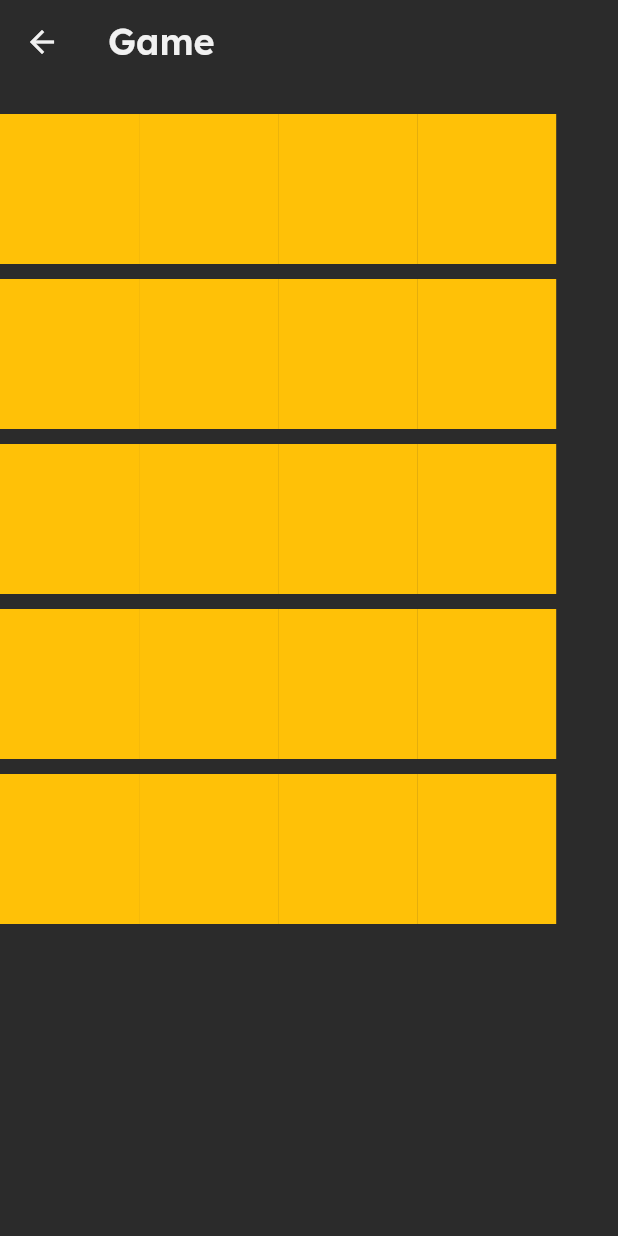
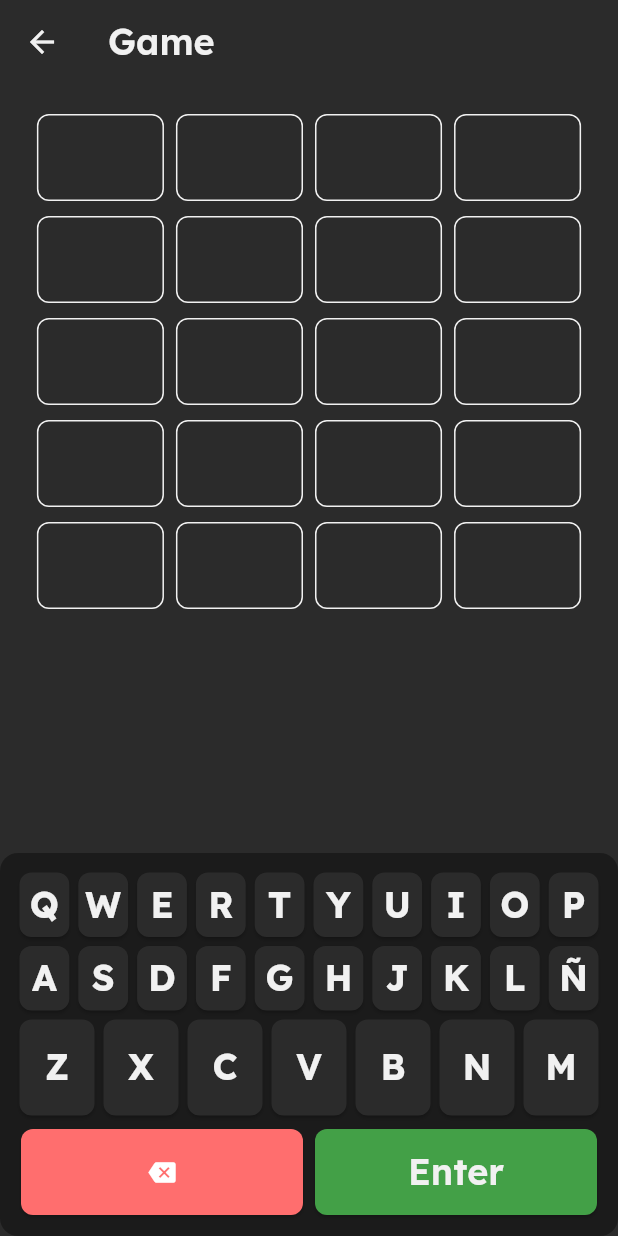
Before and after one commit to campodonico3/word_game, a Flutter app: the screen it shows after launch, after a tap on "Start Game", on a phone screen of 412 x 824 dp. Run offline on Flutter 3.47's test engine with Material 3 defaults, Android fonts, the phone set to English and light mode, and no system bars; our stand-ins replace flutter_bloc, get_it, go_router.

Commit message:
feat: GameKeyboard

```diff
--- a/lib/core/theme/app_colors.dart
+++ b/lib/core/theme/app_colors.dart
@@ -7,7 +7,7 @@ class AppColors{
   static const Color onSurface = Color(0xFF434343);
   static const Color text = Color(0xFFF1F1F1);
 
-  static const Color green = Color(0xFF68FF72);
-  static const Color yellow = Color(0xFFFAFF76);
+  static const Color green = Color(0xFF43A047);
+  static const Color yellow = Color(0xFFE4A81D);
   static const Color red = Color(0xFFFF6E6E);
 }
--- a/lib/core/theme/app_theme.dart
+++ b/lib/core/theme/app_theme.dart
@@ -13,6 +13,7 @@ class AppTheme {
         onSecondary: AppColors.surface,
         error: AppColors.red,
         onError: AppColors.surface,
+        onSurfaceVariant: AppColors.onSurface,
         surface: AppColors.surface,
         onSurface: AppColors.text,
       ),
--- a/lib/features/game/presentation/bloc/game_bloc.dart
+++ b/lib/features/game/presentation/bloc/game_bloc.dart
@@ -1,19 +1,85 @@
 import 'dart:async';
 
+import 'package:flutter/foundation.dart';
 import 'package:flutter_bloc/flutter_bloc.dart';
 import 'package:word_game/features/game/presentation/bloc/game_event.dart';
 import 'package:word_game/features/game/presentation/bloc/game_state.dart';
 
 class GameBloc extends Bloc<GameEvent, GameState> {
-  GameBloc() : super(GameState.initial()){
+  GameBloc() : super(GameState.initial()) {
+    // Imprime el estado inicial al crear el Bloc
+    debugPrint(
+      '[GameBloc] GameBloc created. initial state -> '
+      'status: ${state.status}, word: ${state.word}, attemptsCount: ${state.attemptsCount}',
+    );
+
     on<StartGameEvent>(onStartGameEvent);
+    on<EnterKeyEvent>(onEnterKeyEvent);
+    on<DeletedKeyEvent>(onDeletedKeyEvent);
   }
 
   Future onStartGameEvent(StartGameEvent event, Emitter<GameState> emit) async {
+    debugPrint(
+      '[GameBloc] - StartGameEvent received -> attemptsCount: ${event.attemptsCount} - wordLength:${event.wordLength}',
+    );
+    debugPrint(
+      '[GameBloc] - State BEFORE emit -> status: ${state.status}, word: ${state.word}, attemptsCount: ${state.attemptsCount}',
+    );
+
+    final newState = state.copyWith(
+      status: GameStatus.inProgress,
+      word: 'TEST',
+      // currentAttempt: 'TGSS',
+      // attempts: ['GETH'],
+      attemptsCount: event.attemptsCount,
+    );
+
+    emit(newState);
+
+    // Después del emit, state ya refleja newState
+    debugPrint(
+      '[GameBloc] - State AFTER emit -> status: ${state.status}, word: ${state.word}, attemptsCount: ${state.attemptsCount}',
+    );
+  }
+
+  Future onEnterKeyEvent(EnterKeyEvent event, Emitter<GameState> emit) async {
+    var currentAttempt = state.currentAttempt ?? '';
+    var word = state.word ?? '';
+
+    if (word.isEmpty) {
+      return;
+    }
+
+    if (currentAttempt.length >= word.length) {
+      return;
+    }
+
+    emit(state.copyWith(
+      currentAttempt: currentAttempt + event.key,
+      status: GameStatus.inProgress,
+    ));
+  }
+
+  Future onDeletedKeyEvent(DeletedKeyEvent event, Emitter<GameState> emit) async {
+    var currentAttempt = state.currentAttempt ?? '';
+    if (currentAttempt.isEmpty) {
+      return;
+    }
     emit(state.copyWith(
       status: GameStatus.inProgress,
-      word: 'TEST',
-      attemptsCount: event.attemptsCount
+      currentAttempt: currentAttempt.substring(0, currentAttempt.length - 1),
     ));
   }
+
+  @override
+  void onEvent(GameEvent event) {
+    super.onEvent(event);
+    debugPrint('[GameBloc] - onEvent: ${event.runtimeType} -> $event');
+  }
+
+  /* @override
+  void onChange(Change<GameState> change) {
+    super.onChange(change);
+    debugPrint('onChange: current=${change.current} -> next=${change.next}');
+  } */
 }
--- a/lib/features/game/presentation/page/game_page.dart
+++ b/lib/features/game/presentation/page/game_page.dart
@@ -1,5 +1,11 @@
 import 'package:flutter/material.dart';
+import 'package:flutter_bloc/flutter_bloc.dart';
+import 'package:word_game/core/get_it/get_it.dart';
+import 'package:word_game/features/game/presentation/bloc/game_bloc.dart';
+import 'package:word_game/features/game/presentation/bloc/game_event.dart';
+import 'package:word_game/features/game/presentation/bloc/game_state.dart';
 import 'package:word_game/features/game/presentation/widgets/attempts_widget.dart';
+import 'package:word_game/features/game/presentation/widgets/game_keyboard.dart';
 
 class GamePage extends StatelessWidget {
   final int wordLength;
@@ -22,6 +28,13 @@ class GamePage extends StatelessWidget {
 
   @override
   Widget build(BuildContext context) {
+    return BlocProvider(
+      create: (context) => getIt<GameBloc>()
+        ..add(
+          StartGameEvent(attemptsCount: attemptsCount, wordLength: wordLength),
+        ),
+      child: BlocBuilder<GameBloc, GameState>(
+        builder: (context, state) {
           return Scaffold(
             appBar: AppBar(
               title: Text(
@@ -33,7 +46,22 @@ class GamePage extends StatelessWidget {
               children: [
                 SizedBox(height: 20),
                 Expanded(child: AttemptsWidget()),
+                //Spacer(),
+                GameKeyboard(
+                  onKeyPressed: (v) {
+                    context.read<GameBloc>().add(EnterKeyEvent(key: v));
+                  },
+                  onDelete: () {
+                    context.read<GameBloc>().add(DeletedKeyEvent());
+                  },
+                  onSubmit: () {
+                    context.read<GameBloc>().add(EnterAttemptEvent());
+                  },
+                ),
               ],
+            ),
+          );
+        },
       ),
     );
   }
--- a/lib/features/game/presentation/widgets/attempt_row_widget.dart
+++ b/lib/features/game/presentation/widgets/attempt_row_widget.dart
@@ -1,28 +1,133 @@
 import 'package:flutter/material.dart';
+import 'package:flutter_bloc/flutter_bloc.dart';
+import 'package:word_game/core/theme/app_colors.dart';
+import 'package:word_game/features/game/presentation/bloc/game_bloc.dart';
+import 'package:word_game/features/game/presentation/bloc/game_state.dart';
+import 'package:word_game/features/game/presentation/widgets/letter_box_widget.dart';
 
 class AttemptRowWidget extends StatelessWidget {
-  final int attemptIndex;
+  final int attemptIndex; // Índice que identifica qué fila de intento representa (0, 1, 2, 3, 4, 5...)
   const AttemptRowWidget({super.key, required this.attemptIndex});
 
   @override
   Widget build(BuildContext context) {
-    final word = 'TEST';
+    //final word = 'TEST'; //
+    return BlocBuilder<GameBloc, GameState>(
+      builder: (context, state) {
+        final word = state.word ?? ''; // La palabra correcta a adivinar
+        final previousAttempts = state.attempts ?? []; // Lista de intentos ya completados
+        final currentAttempt = state.currentAttempt ?? ''; // El intento que el usuario está escribiendo actualmente
+        final isCurrentAttempt = attemptIndex == previousAttempts.length; // Verifica si esta fila es el intento actual
 
-    return
-    //final word = state.word ?? '';
-    //final previousAttempts = state.attempts ?? [];
-    //final currentAttempt = state.currentAttempt ?? '';
-    //final isCurrentAttempt = attemptIndex == previousAttempts.length;
-    Row(
-      children: List.generate(word.length, (letterIndex) {
-        return Expanded(
-          child: Container(
-            width: 100,
-            height: 100,
-            decoration: BoxDecoration(color: Colors.amber),
-          ),
+        debugPrint('[AttemptRowWidget] - word: $word');
+        debugPrint('[AttemptRowWidget] - previousAttempts: $previousAttempts');
+        debugPrint('[AttemptRowWidget] - currentAttempt: $currentAttempt');
+        debugPrint('[AttemptRowWidget] - isCurrentAttempt: $isCurrentAttempt');
+
+        return Row(
+          children: List.generate(word.length, (letterIndex) {
+            var text = _getLetter(
+              letterIndex,
+              attemptIndex,
+              previousAttempts,
+              currentAttempt,
+              isCurrentAttempt,
+            );
+
+            var boxColor = _getBoxColor(
+              context,
+              text,
+              word,
+              attemptIndex,
+              letterIndex,
+              previousAttempts,
+              isCurrentAttempt,
+            );
+
+            var textColor = _getTextColor(
+              context,
+              text,
+              word,
+              attemptIndex,
+              letterIndex,
+              previousAttempts,
+              isCurrentAttempt,
+            );
+
+            return Expanded(
+              child: LetterBoxWidget(
+                text: text,
+                boxColor: boxColor,
+                textColor: textColor,
+              ),
+            );
+          }),
         );
-      }),
+      },
     );
   }
+
+  String _getLetter(
+    int letterIndex,
+    int attemptIndex,
+    List<String> previousAttempts,
+    String currentAttempt,
+    bool isCurrentAttempt,
+  ) {
+    // Si es un intento anterior: Devuelve la letra del intento guardado
+    // Si es el intento actual: Devuelve la letra si existe en la posición, sino string vacío
+    // Si es un intento futuro: Devuelve string vacío
+    if (attemptIndex < previousAttempts.length) {
+      return previousAttempts[attemptIndex][letterIndex];
+    } else if (isCurrentAttempt) {
+      return letterIndex < currentAttempt.length
+          ? currentAttempt[letterIndex]
+          : '';
+    }
+    return '';
+  }
+
+  Color? _getBoxColor(
+    BuildContext context,
+    String letter,
+    String word,
+    int attemptIndex,
+    int letterIndex,
+    List<String> previousAttempts,
+    bool isCurrentAttempt,
+  ) {
+    // Si es intento futuro, vacío o actual: Sin color (null)
+    // Si la letra está en la posición correcta: Verde
+    // Si la letra existe pero en otra posición: Amarillo
+    // Si la letra no existe en la palabra: Gris (onSurfaceVariant)
+    if (attemptIndex >= previousAttempts.length ||
+        letter.isEmpty ||
+        isCurrentAttempt) {
+      return null;
+    } else if (word[letterIndex] == letter) {
+      return AppColors.green;
+    } else if (word.contains(letter)) {
+      return AppColors.yellow;
+    }
+    return Theme.of(context).colorScheme.onSurfaceVariant;
+  }
+
+  Color? _getTextColor(
+    BuildContext context,
+    String letter,
+    String word,
+    int attemptIndex,
+    int letterIndex,
+    List<String> previousAttempts,
+    bool isCurrentAttempt,
+  ) {
+    if (attemptIndex >= previousAttempts.length ||
+        letter.isEmpty ||
+        isCurrentAttempt) {
+      return Theme.of(context).colorScheme.onSurface;
+    } else if (word[letterIndex] == letter || word.contains(letter)) {
+      return Theme.of(context).colorScheme.onSurface;
+    }
+    return Theme.of(context).colorScheme.onSurface;
+  }
 }
--- a/lib/features/game/presentation/widgets/attempts_widget.dart
+++ b/lib/features/game/presentation/widgets/attempts_widget.dart
@@ -1,4 +1,7 @@
 import 'package:flutter/widgets.dart';
+import 'package:flutter_bloc/flutter_bloc.dart';
+import 'package:word_game/features/game/presentation/bloc/game_bloc.dart';
+import 'package:word_game/features/game/presentation/bloc/game_state.dart';
 import 'package:word_game/features/game/presentation/widgets/attempt_row_widget.dart';
 
 class AttemptsWidget extends StatelessWidget {
@@ -6,19 +9,26 @@ class AttemptsWidget extends StatelessWidget {
 
   @override
   Widget build(BuildContext context) {
-    return SizedBox(
+    return BlocBuilder<GameBloc, GameState>(
+      builder: (context, state) {
+        debugPrint('[AttemptsWidget] - El valor de attemptsCount es : ${state.attemptsCount}');
+        return Center(
+          child: SizedBox(
             width: MediaQuery.of(context).size.width * 0.9,
-      height: MediaQuery.of(context).size.height * 0.7,
+            height: 700,
             child: ListView.separated(
               itemBuilder: (context, index) {
-          debugPrint('Building item at index: $index');
+                // debugPrint('Building item at index: $index');
                 return AttemptRowWidget(attemptIndex: index);
               },
               separatorBuilder: (context, index) {
                 return SizedBox(height: 10);
               },
-        itemCount: 5,
+              itemCount: state.attemptsCount ?? 5,
             ),
+          ),
+        );
+      },
     );
   }
 }
--- /dev/null
+++ b/lib/features/game/presentation/widgets/game_keyboard.dart
@@ -0,0 +1,150 @@
+import 'package:flutter/material.dart';
+import 'package:flutter_bloc/flutter_bloc.dart';
+import 'package:word_game/core/theme/app_colors.dart';
+import 'package:word_game/features/game/presentation/bloc/game_bloc.dart';
+import 'package:word_game/features/game/presentation/bloc/game_state.dart';
+
+class GameKeyboard extends StatelessWidget {
+  final Function(String) onKeyPressed;
+    // Función que recibe un String como parámetro
+    // Se ejecuta cuando el usuario presiona una tecla de letra
+    // Ejemplo: onKeyPressed('A') cuando presionan la tecla A
+  final Function() onDelete; // Se ejecuta para borrar la última letra
+  final Function() onSubmit; // Se ejecuta para enviar el intento completo
+
+  const GameKeyboard({
+    super.key,
+    required this.onKeyPressed,
+    required this.onDelete,
+    required this.onSubmit,
+  });
+
+  @override
+  Widget build(BuildContext context) {
+    const rows = [
+      'QWERTYUIOP',
+      'ASDFGHJKLÑ',
+      'ZXCVBNM',
+    ];
+    return BlocBuilder<GameBloc, GameState>(
+      builder: (context, state) {
+        return Container(
+          padding: EdgeInsets.all(10),
+          decoration: BoxDecoration(
+            color: Theme.of(context).colorScheme.secondary,
+            borderRadius: BorderRadius.circular(12),
+          ),
+          child: Column(
+            mainAxisSize: MainAxisSize.min,
+            children: [
+              /*
+                -> rows.map(...): Transforma cada string en un Widget
+                -> ... (spread operator): "Desempaqueta" la lista resultante
+                -> Sin ...: Tendrías [Widget1, Widget2, Widget3] (lista dentro de lista)
+                -> Con ...: Tienes Widget1, Widget2, Widget3 (widgets individuales)
+                -> Equivalente sin spread:
+                    children: [
+                      _buildKeyBoardRow(context, state, 'QWERTYUIOP'),
+                      _buildKeyBoardRow(context, state, 'ASDFGHJKLÑ'),
+                      _buildKeyBoardRow(context, state, 'ZXCVBNM'),
+                    ]
+              */
+              ...rows.map((row) => _buildKeyBoardRow(context, state, row)),
+              SizedBox(height: 2,),
+              _buildActionRow(context, state),
+            ],
+          ),
+        );
+      },
+    );
+  }
+
+  Widget _buildKeyBoardRow(
+    BuildContext context,
+    GameState state,
+    String row,
+  ){
+    return Row(
+      mainAxisAlignment: MainAxisAlignment.center,
+      children:
+        // 'QWERTY'.split('') -> Resultado: ['Q', 'W', 'E', 'R', 'T', 'Y']
+        // -> Transforma cada letra en un Widget de tecla
+        // -> .toList(): Convierte el resultado de map (un Iterable) en una Lista
+        row.split('').map((key) => _buildKey(context, state, key)).toList(),
+    );
+  }
+
+  Widget _buildActionRow(BuildContext context, GameState state) {
+    return Row(
+      children: [
+        Expanded(
+          child: AspectRatio(
+            aspectRatio: 3,
+            child: Padding(
+              padding: const EdgeInsets.all(4),
+              child: ElevatedButton(
+                onPressed: () {
+                  onDelete();
+                },
+                style: ElevatedButton.styleFrom(
+                  backgroundColor: AppColors.red,
+                  shape: RoundedRectangleBorder(
+                    borderRadius: BorderRadius.circular(8),
+                  ),
+                ),
+                child: Icon(Icons.backspace, color: Colors.white,)
+              ),
+            ),
+          ),
+        ),
+        Expanded(
+          child: AspectRatio(
+            aspectRatio: 3,
+            child: Padding(
+              padding: const EdgeInsets.all(4),
+              child: ElevatedButton(
+                onPressed: () {
+                  onSubmit();
+                },
+                style: ElevatedButton.styleFrom(
+                  backgroundColor: AppColors.green,
+                  shape: RoundedRectangleBorder(
+                    borderRadius: BorderRadius.circular(8),
+                  ),
+                ),
+                child: Text('Enter', style: Theme.of(context).textTheme.headlineMedium,)
+              ),
+            ),
+          ),
+        ),
+      ],
+    );
+  }
+
+  Widget _buildKey(
+    BuildContext context,
+    GameState state,
+    String key,
+  ) {
+    return Expanded(
+      child: AspectRatio(
+        aspectRatio: 0.8,
+        child: Padding(
+          padding: EdgeInsets.all(3),
+          child: ElevatedButton(
+            onPressed: () => onKeyPressed(key),
+            style: ElevatedButton.styleFrom(
+              padding: EdgeInsets.zero,
+              shape: RoundedRectangleBorder(
+                borderRadius: BorderRadius.circular(8)
+              )
+            ),
+            child: Text(key, style: Theme.of(context).textTheme.headlineMedium?.copyWith(
+              fontWeight: FontWeight.bold,
+            ),)
+          ),
+        ),
+      ),
+    );
+  }
+}
--- /dev/null
+++ b/lib/features/game/presentation/widgets/letter_box_widget.dart
@@ -0,0 +1,39 @@
+import 'package:flutter/material.dart';
+
+class LetterBoxWidget extends StatelessWidget {
+  final Color? boxColor;
+  final Color? textColor;
+  final String text;
+
+  const LetterBoxWidget({
+    super.key,
+    this.boxColor,
+    this.textColor,
+    required this.text,
+  });
+
+  @override
+  Widget build(BuildContext context) {
+    return AnimatedContainer(
+      duration: Duration(milliseconds: 500),
+      curve: Curves.easeInOut,
+      margin: EdgeInsets.symmetric(horizontal: 4),
+      padding: EdgeInsets.all(8),
+      decoration: BoxDecoration(
+        color: boxColor,
+        borderRadius: BorderRadius.circular(8),
+        border: boxColor == null
+            ? Border.all(color: Theme.of(context).colorScheme.onSurface)
+            : null,
+      ),
+      child: Center(
+        child: Text(
+          text,
+          style: Theme.of(context).textTheme.headlineLarge?.copyWith(
+            color: textColor,
+          ),
+        ),
+      ),
+    );
+  }
+}
```
Lines whose indentation alone changed are shown as unchanged.
